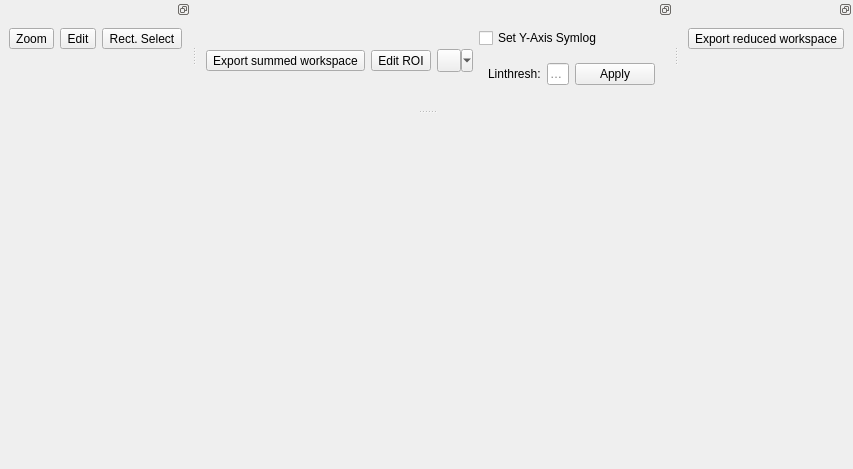
Old version of the form qt/scientific_interfaces/ISISReflectometry/GUI/Preview/PreviewDockedWidgets.ui in the repository mantidproject/mantid.
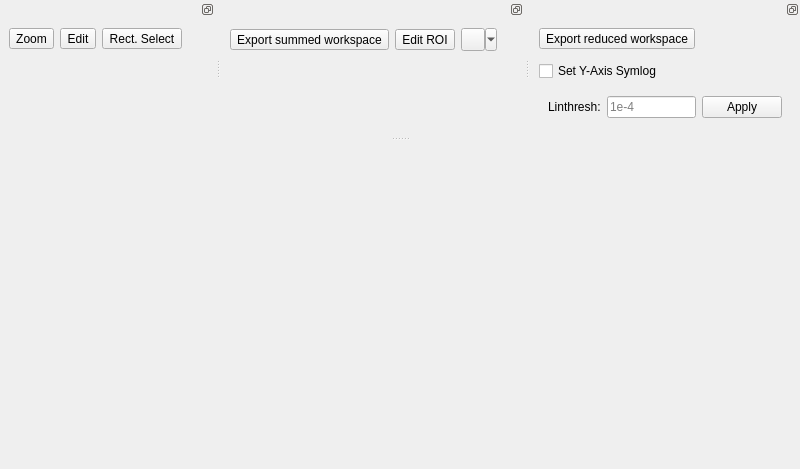
New version of the form. Custom widgets are drawn as their Qt base class.

Commit message: moved the checkbox

What changed in the file:
```diff
--- a/qt/scientific_interfaces/ISISReflectometry/GUI/Preview/PreviewDockedWidgets.ui
+++ b/qt/scientific_interfaces/ISISReflectometry/GUI/Preview/PreviewDockedWidgets.ui
@@ -157,50 +157,6 @@
            </property>
           </spacer>
          </item>
-         <item>
-            <layout class="QVBoxLayout" name="symlog_controls_layout">
-                <item>
-                    <widget class="QCheckBox" name="set_yaxis_symlog_checkbox">
-                        <property name="text">
-                            <string>Set Y-Axis Symlog</string>
-                        </property>
-                        <property name="checked">
-                            <bool>false</bool>
-                        </property>
-                    </widget>
-                </item>
-                <item>
-                    <widget class="QWidget" name="linthresh_container">
-                        <property name="visible">
-                            <bool>false</bool>
-                        </property>
-                        <layout class="QHBoxLayout" name="linthresh_layout">
-                            <item>
-                                <widget class="QLabel" name="linthresh_label">
-                                    <property name="text">
-                                        <string>Linthresh:</string>
-                                    </property>
-                                </widget>
-                            </item>
-                            <item>
-                                <widget class="QLineEdit" name="linthresh_line_edit">
-                                    <property name="placeholderText">
-                                        <string>1e-4</string>
-                                    </property>
-                                </widget>
-                            </item>
-                            <item>
-                                <widget class="QPushButton" name="apply_button">
-                                    <property name="text">
-                                        <string>Apply</string>
-                                    </property>
-                                </widget>
-                            </item>
-                        </layout>
-                    </widget>
-                </item>
-            </layout>
-        </item>
         </layout>
        </item>
        <item>
@@ -251,6 +207,50 @@
          </property>
         </widget>
        </item>
+       <item>
+            <layout class="QVBoxLayout" name="symlog_controls_layout">
+                <item>
+                    <widget class="QCheckBox" name="set_yaxis_symlog_checkbox">
+                        <property name="text">
+                            <string>Set Y-Axis Symlog</string>
+                        </property>
+                        <property name="checked">
+                            <bool>false</bool>
+                        </property>
+                    </widget>
+                </item>
+                <item>
+                    <widget class="QWidget" name="linthresh_container">
+                        <property name="visible">
+                            <bool>false</bool>
+                        </property>
+                        <layout class="QHBoxLayout" name="linthresh_layout">
+                            <item>
+                                <widget class="QLabel" name="linthresh_label">
+                                    <property name="text">
+                                        <string>Linthresh:</string>
+                                    </property>
+                                </widget>
+                            </item>
+                            <item>
+                                <widget class="QLineEdit" name="linthresh_line_edit">
+                                    <property name="placeholderText">
+                                        <string>1e-4</string>
+                                    </property>
+                                </widget>
+                            </item>
+                            <item>
+                                <widget class="QPushButton" name="apply_button">
+                                    <property name="text">
+                                        <string>Apply</string>
+                                    </property>
+                                </widget>
+                            </item>
+                        </layout>
+                    </widget>
+                </item>
+            </layout>
+        </item>
       </layout>
      </item>
     </layout>
```
The commit also changes 5 other files.
